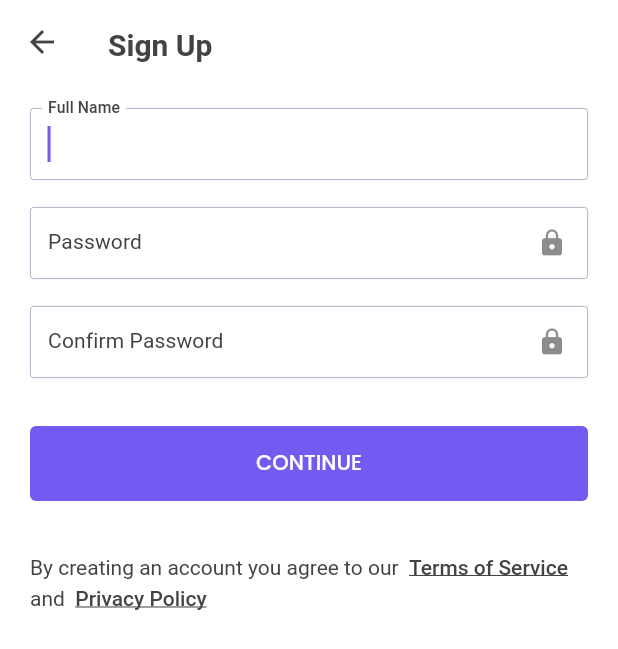
After one commit to dhanasra/em-app, a Flutter app: the EmailSignupView screen opened by its route, on a phone screen of 412 x 824 dp. The commit adds this screen. Shown: the top 649 px of the screen. Run offline on Flutter 3.47's test engine with Material 2 defaults, Android fonts, the phone set to English and light mode, and no system bars; our stand-ins replace bloc, cloud_firestore, easy_localization, firebase_auth, firebase_core, flutter_bloc and 4 more; accounts and stored records are empty.

Commit message:
feat : email signup view created

```diff
--- a/lib/app/app_routes.dart
+++ b/lib/app/app_routes.dart
@@ -1,4 +1,5 @@
 import 'package:em/presentation/auth/bloc/auth_bloc.dart';
+import 'package:em/presentation/auth/pages/email_signup/email_signup_view.dart';
 import 'package:em/presentation/auth/pages/welcome/welcome_view.dart';
 import 'package:flutter/material.dart';
 import 'package:flutter_bloc/flutter_bloc.dart';
@@ -13,6 +14,7 @@ class Routes {
   static const String onBoard = "/on_board";
 
   static const String welcome = "/welcome";
+  static const String emailSignup = "/email_signup";
 }
 
 class RouteGenerator {
@@ -20,14 +22,19 @@ class RouteGenerator {
   static Route<dynamic> getRoute(RouteSettings settings){
     switch(settings.name){
       case Routes.splash :
-        return MaterialPageRoute(builder: (_)=>const SplashView());
+        return MaterialPageRoute(builder: (_)=>const SplashView(), settings: settings);
       case Routes.onBoard :
-        return MaterialPageRoute(builder: (_)=>const OnBoardView());
+        return MaterialPageRoute(builder: (_)=>const OnBoardView(), settings: settings);
       case Routes.welcome :
         return MaterialPageRoute(
           builder: (_)=>BlocProvider(
             create: (_)=>AuthBloc(),
-            child: const WelcomeView()));
+            child: const WelcomeView()), settings: settings);
+      case Routes.emailSignup :
+        return MaterialPageRoute(
+          builder: (_)=>BlocProvider(
+            create: (_)=>AuthBloc(),
+            child: const EmailSignupView()), settings: settings);
       default :
         return unDefinedRoute();
     }
--- /dev/null
+++ b/lib/presentation/auth/pages/email_signup/email_signup_view.dart
@@ -0,0 +1,142 @@
+import 'package:easy_localization/easy_localization.dart';
+import 'package:em/presentation/auth/pages/email_signup/email_signup_viewmodel.dart';
+import 'package:em/presentation/auth/widgets/rich_text_span.dart';
+import 'package:flutter/material.dart';
+import 'package:flutter_bloc/flutter_bloc.dart';
+
+import '../../../../resources/string_manager.dart';
+import '../../../../resources/style_manager.dart';
+import '../../../../resources/values_manager.dart';
+import '../../bloc/auth_bloc.dart';
+
+class EmailSignupView extends StatefulWidget {
+  const EmailSignupView({super.key});
+
+  @override
+  State<EmailSignupView> createState() => _EmailSignupViewState();
+}
+
+class _EmailSignupViewState extends State<EmailSignupView> {
+
+  late EmailSignupViewModel _viewModel;
+
+  @override
+  void initState() {
+    _viewModel = EmailSignupViewModel();
+    super.initState();
+  }
+
+  @override
+  Widget build(BuildContext context) {
+
+    return Scaffold(
+      appBar: AppBar(
+        elevation: 0,
+        title: Text(AppStrings.signup.tr()),
+      ),
+      body: BlocListener<AuthBloc, AuthState>(
+        listener: (_, state){
+          if(state is AuthSuccess){
+            print("Success");
+          }else if(state is AuthFailure){
+            print("failure");
+          }
+        },
+        child: Form(
+          key: _viewModel.formKey,
+          child: SingleChildScrollView(
+            padding: const EdgeInsets.symmetric(horizontal: AppPadding.p20, vertical: AppPadding.p16),
+            child: EmailSignupFields(viewModel: _viewModel,),
+          ),
+        ),
+      ),
+    );
+  }
+}
+
+class EmailSignupFields extends StatelessWidget {
+  final EmailSignupViewModel viewModel;
+
+  const EmailSignupFields({super.key, required this.viewModel});
+
+  @override
+  Widget build(BuildContext context) {
+    return Column(
+      children: [
+        TextFormField(
+          controller: viewModel.nameController,
+          autofocus: true,
+          keyboardType: TextInputType.name,
+          decoration: InputDecoration(
+            labelText: AppStrings.nameLabel.tr()
+          ),
+          style: getSubtitle2Style(context),
+        ),
+
+        ValueListenableBuilder(
+          valueListenable: viewModel.passwordHide,
+          builder: (_,__,___){
+            return Padding(
+              padding: const EdgeInsets.only(top: AppPadding.p18),
+              child: TextFormField(
+              controller: viewModel.passwordController,
+              autofocus: true,
+              obscureText: viewModel.passwordHide.value,
+              validator: viewModel.validatePassword,
+              decoration: InputDecoration(
+                labelText: AppStrings.passwordLabel.tr(),
+                suffixIcon: IconButton(
+                  splashRadius: AppSize.s20,
+                  onPressed: ()=>viewModel.passwordHide.value =!viewModel.passwordHide.value,
+                  icon: Icon(
+                    viewModel.passwordHide.value ? Icons.lock : Icons.lock_open,
+                    size: AppSize.s20,))
+              ),
+              style: getSubtitle2Style(context),
+            ));
+          }),
+
+        ValueListenableBuilder(
+          valueListenable: viewModel.cPasswordHide,
+          builder: (_,__,___){
+            return Padding(
+              padding: const EdgeInsets.only(top: AppPadding.p18, bottom: AppPadding.p32),
+              child: TextFormField(
+              controller: viewModel.cPasswordController,
+              autofocus: true,
+              obscureText: viewModel.cPasswordHide.value,
+              validator: viewModel.validateCPassword,
+              decoration: InputDecoration(
+                labelText: AppStrings.cPasswordLabel.tr(),
+                suffixIcon: IconButton(
+                  splashRadius: AppSize.s20,
+                  onPressed: ()=>viewModel.cPasswordHide.value =!viewModel.cPasswordHide.value,
+                  icon: Icon(
+                    viewModel.cPasswordHide.value ? Icons.lock : Icons.lock_open,
+                    size: AppSize.s20,))
+              ),
+              style: getSubtitle2Style(context),
+            ));
+          }),
+
+        BlocBuilder<AuthBloc, AuthState>(
+          builder: (_, state){
+            return ElevatedButton(
+              onPressed: state is Loading
+                ? null
+                : ()=>viewModel.signupUser(context),
+              child: state is Loading
+                ? const SizedBox(
+                    width: AppSize.s20,
+                    height: AppSize.s20,
+                    child: CircularProgressIndicator(strokeWidth: 2))
+                : const Text(AppStrings.continueCaps).tr()
+            );
+          },
+        ),
+
+        const CRichTextSpan()
+      ],
+    );
+  }
+}
--- /dev/null
+++ b/lib/presentation/auth/pages/email_signup/email_signup_viewmodel.dart
@@ -0,0 +1,83 @@
+import 'package:easy_localization/easy_localization.dart';
+import 'package:em/app/app_routes.dart';
+import 'package:em/presentation/base/base_view_model.dart';
+import 'package:em/resources/validations_manager.dart';
+import 'package:flutter/material.dart';
+import 'package:flutter_bloc/flutter_bloc.dart';
+
+import '../../../../resources/string_manager.dart';
+import '../../bloc/auth_bloc.dart';
+
+class EmailSignupViewModel extends BaseViewModel {
+
+  EmailSignupViewModel._internal(){ start(); }
+  static final _instance = EmailSignupViewModel._internal();
+  factory EmailSignupViewModel() => _instance;
+
+  String? email;
+  late TextEditingController nameController;
+  late TextEditingController passwordController;
+  late TextEditingController cPasswordController;
+  late ValueNotifier<bool> passwordHide;
+  late ValueNotifier<bool> cPasswordHide;
+  late GlobalKey<FormState> formKey;
+
+  @override
+  void start() {
+    nameController = TextEditingController();
+    passwordController = TextEditingController();
+    cPasswordController = TextEditingController();
+    passwordHide = ValueNotifier(true);
+    cPasswordHide = ValueNotifier(true);
+    formKey = GlobalKey<FormState>();
+  }
+
+  void signupUser(BuildContext context){
+
+    var emailAddress = ModalRoute.of(context)!.settings.arguments as String;
+
+    FocusScope.of(context).unfocus();
+    if(formKey.currentState!.validate()){
+      context.read<AuthBloc>().add(
+          EmailSignUp(
+            email: emailAddress,
+            password: passwordController.text,
+            name: nameController.text
+            )
+      );
+    }
+  }
+
+
+  String? validatePassword(String? password){
+
+    if(password==null || password.trim().isEmpty){
+      return AppStrings.passwordEmpty.tr();
+    }else if(!validatePasswordFormat(password: password)){
+      return AppStrings.passwordError.tr();
+    }else{
+      return null;
+    }
+  }
+
+  String? validateCPassword(String? password){
+
+    if(password==null || password.trim().isEmpty){
+      return AppStrings.passwordEmpty.tr();
+    }else if(password!=passwordController.text){
+      return AppStrings.cPasswordError.tr();
+    }else if(!validatePasswordFormat(password: password)){
+      return AppStrings.passwordError.tr();
+    }else{
+      return null;
+    }
+  }
+
+
+  @override
+  void dispose() {
+    nameController.dispose();
+    passwordController.dispose();
+    cPasswordController.dispose();
+  }
+}
--- a/lib/presentation/auth/pages/welcome/welcome_view.dart
+++ b/lib/presentation/auth/pages/welcome/welcome_view.dart
@@ -40,7 +40,7 @@ class _WelcomeViewState extends State<WelcomeView> {
         listener: (_, state){
           if(state is EmailState){
             Navigator.of(context).pushNamed(
-                state.isExists ? Routes.onBoard : Routes.splash,
+                state.isExists ? Routes.onBoard : Routes.emailSignup,
                 arguments: _viewModel.emailController.text
             );
           }else if(state is AuthFailure){
--- a/lib/presentation/auth/widgets/rich_text_span.dart
+++ b/lib/presentation/auth/widgets/rich_text_span.dart
@@ -4,8 +4,8 @@ import 'package:flutter/material.dart';
 import '../../../resources/style_manager.dart';
 import '../../../resources/values_manager.dart';
 
-class RichTextSpan extends StatelessWidget {
-  const RichTextSpan({super.key});
+class CRichTextSpan extends StatelessWidget {
+  const CRichTextSpan({super.key});
 
   @override
   Widget build(BuildContext context) {
```
